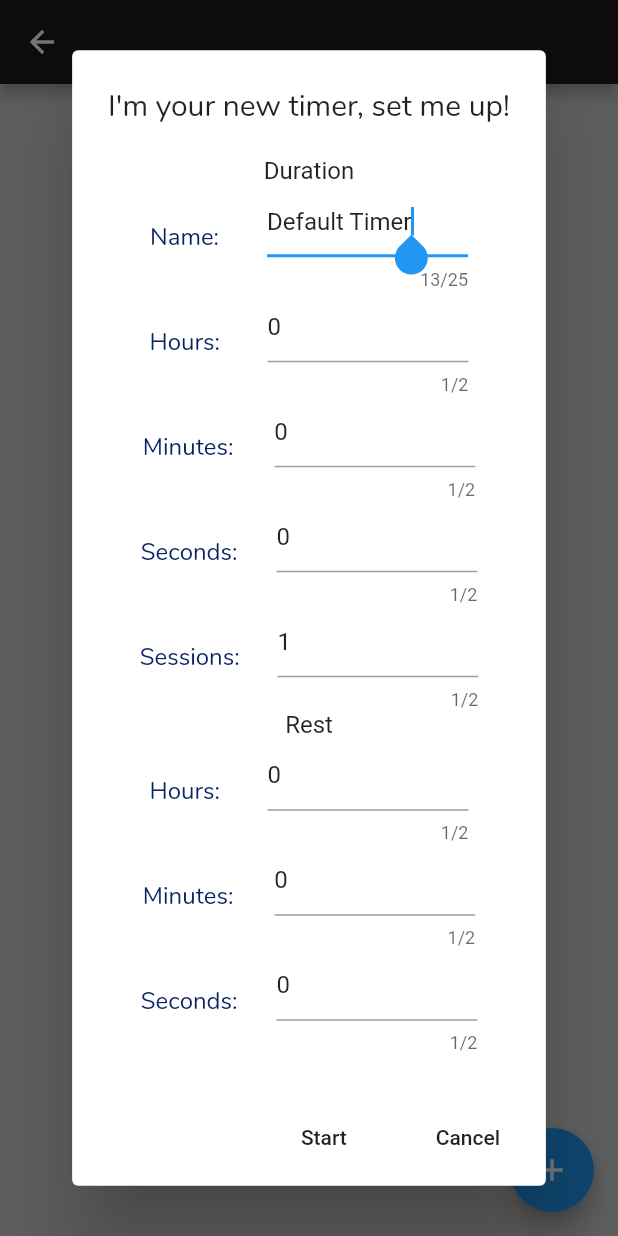
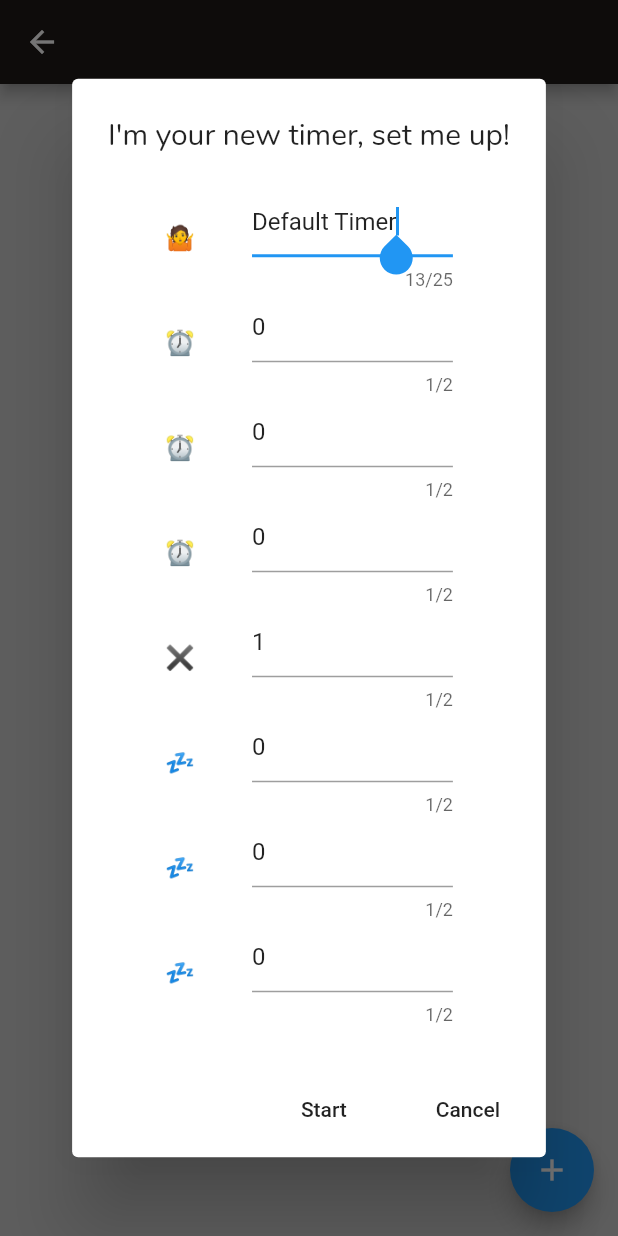
Before and after one commit to jcstange/Timer, a Flutter app: the MyHomePage screen opened directly with empty values, after a tap on the "add" icon, on a phone screen of 412 x 824 dp. Run offline on Flutter 3.47's test engine with Material 2 defaults, Android fonts, the phone set to English and light mode, and no system bars; our stand-ins replace hive; missing offline and left inert: dart:html, soundpool; accounts and stored records are empty.

Commit message:
Adding Icons instead of text on the create timer dialog

```diff
--- a/lib/main.dart
+++ b/lib/main.dart
@@ -111,18 +111,14 @@ class MyHomePageState extends State<MyHomePage> {
               ),
               scrollable: true,
               content: Column(children: [
-                Text('Duration'),
-                EditTextItem(title: 'Name: ', editText: nameEditText),
-                EditTextItem(title: 'Hours: ', editText: durationHoursEditText),
-                EditTextItem(
-                    title: 'Minutes: ', editText: durationMinutesEditText),
-                EditTextItem(
-                    title: 'Seconds: ', editText: durationSecondsEditText),
-                EditTextItem(title: 'Sessions: ', editText: sessionsEditText),
-                Text('Rest'),
-                EditTextItem(title: 'Hours: ', editText: restHoursEditText),
-                EditTextItem(title: 'Minutes: ', editText: restMinutesEditText),
-                EditTextItem(title: 'Seconds: ', editText: restSecondsEditText),
+                EditTextItem(title: '🤷', editText: nameEditText),
+                EditTextItem(title: '⏰', editText: durationHoursEditText),
+                EditTextItem(title: '⏰', editText: durationMinutesEditText),
+                EditTextItem(title: '⏰', editText: durationSecondsEditText),
+                EditTextItem(title: '✖️', editText: sessionsEditText),
+                EditTextItem(title: '💤', editText: restHoursEditText),
+                EditTextItem(title: '💤', editText: restMinutesEditText),
+                EditTextItem(title: '💤', editText: restSecondsEditText),
               ]),
               actions: [
                 FlatButton(
```
